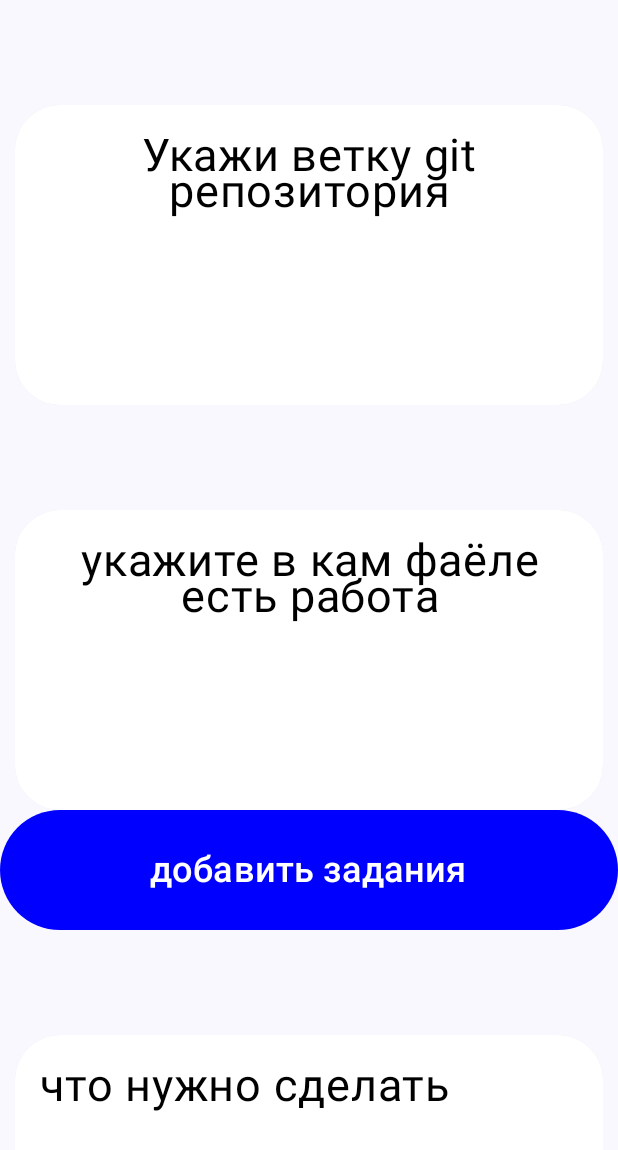
After one commit to ILYAPROKOFEV101/Code-with-Friends, an Android app built with Jetpack Compose: the Addtask screen opened directly, with no data from a screen before it, on a phone screen of 412 x 824 dp. The commit adds this screen. Shown: the top 1150 px of the screen. Run offline under Robolectric (Android 15) with nearby library versions, the phone set to English and light mode, and no system bars; our stand-ins replace Firebase (no records; nobody signed in at launch, a user with empty details on screens opened directly); network calls fail.

Commit message:
Add photo

```diff
--- a/app/src/main/AndroidManifest.xml
+++ b/app/src/main/AndroidManifest.xml
@@ -18,8 +18,14 @@
         android:label="@string/app_name"
         android:roundIcon="@mipmap/ic_launcher_round"
         android:supportsRtl="true"
+        android:usesCleartextTraffic="true"
         android:theme="@style/Theme.CodeWithFriends"
         tools:targetApi="31">
+        <activity
+            android:name=".firebase.Addtask"
+            android:exported="false"
+            android:label="@string/title_activity_addtask"
+            android:theme="@style/Theme.CodeWithFriends" />
         <activity
             android:name=".roomsetting.Roomsetting"
             android:exported="false"
--- a/app/src/main/java/com/example/codewithfriends/findroom/chats/Chat.kt
+++ b/app/src/main/java/com/example/codewithfriends/findroom/chats/Chat.kt
@@ -128,10 +128,10 @@ class Chat : ComponentActivity() {
                 userData = googleAuthUiClient.getSignedInUser()
             )
 
-            getData(storedRoomId!!, "$id" ,"$name",)
+
 
             if (storedRoomId != null) {
-
+                getData(storedRoomId!!, "$id" ,"$name",)
 
                 Join(storedRoomId!!, "$id", "$name", "$img", show.value, "$name")
 
@@ -507,4 +507,5 @@ class Chat : ComponentActivity() {
                 }
             }
         }
+
     }
--- /dev/null
+++ b/app/src/main/java/com/example/codewithfriends/firebase/Addtask.kt
@@ -0,0 +1,367 @@
+package com.example.codewithfriends.firebase
+
+import android.content.Intent
+import android.net.Uri
+import android.os.Bundle
+import android.util.Log
+import androidx.activity.ComponentActivity
+import androidx.activity.compose.setContent
+import androidx.activity.result.contract.ActivityResultContracts
+import androidx.compose.foundation.layout.Box
+import androidx.compose.foundation.layout.Spacer
+import androidx.compose.foundation.layout.fillMaxSize
+import androidx.compose.foundation.layout.fillMaxWidth
+import androidx.compose.foundation.layout.height
+import androidx.compose.foundation.layout.padding
+import androidx.compose.foundation.lazy.LazyColumn
+import androidx.compose.foundation.shape.RoundedCornerShape
+import androidx.compose.foundation.text.KeyboardActions
+import androidx.compose.foundation.text.KeyboardOptions
+import androidx.compose.material3.Button
+import androidx.compose.material3.ButtonDefaults
+import androidx.compose.material3.Card
+import androidx.compose.material3.ExperimentalMaterial3Api
+import androidx.compose.material3.MaterialTheme
+import androidx.compose.material3.Surface
+import androidx.compose.material3.Text
+import androidx.compose.material3.TextField
+import androidx.compose.material3.TextFieldDefaults
+import androidx.compose.runtime.Composable
+import androidx.compose.runtime.getValue
+import androidx.compose.runtime.mutableStateOf
+import androidx.compose.runtime.remember
+import androidx.compose.runtime.setValue
+import androidx.compose.ui.ExperimentalComposeUiApi
+import androidx.compose.ui.Modifier
+import androidx.compose.ui.draw.clip
+import androidx.compose.ui.graphics.Color
+import androidx.compose.ui.platform.LocalSoftwareKeyboardController
+import androidx.compose.ui.res.stringResource
+import androidx.compose.ui.text.TextStyle
+import androidx.compose.ui.text.input.ImeAction
+import androidx.compose.ui.text.input.KeyboardType
+import androidx.compose.ui.text.style.TextAlign
+import androidx.compose.ui.tooling.preview.Preview
+import androidx.compose.ui.unit.dp
+import androidx.compose.ui.unit.sp
+import com.example.codewithfriends.R
+import com.example.codewithfriends.findroom.FindRoom
+import com.example.codewithfriends.firebase.ui.theme.CodeWithFriendsTheme
+import com.example.reaction.logik.PreferenceHelper
+import com.google.firebase.database.ktx.database
+import com.google.firebase.ktx.Firebase
+import com.google.firebase.storage.FirebaseStorage
+import java.util.UUID
+
+class Addtask : ComponentActivity() {
+
+
+    var gitbreanch by mutableStateOf("")
+    var filename by mutableStateOf("")
+    var mession by mutableStateOf("")
+
+        private var storedRoomId: String? = null // Объявляем на уровне класса
+
+    private val pickImage = registerForActivityResult(ActivityResultContracts.GetContent()) { uri: Uri? ->
+        uri?.let { selectedImageUri ->
+            // Здесь вы можете загрузить изображение в Firebase Storage
+            uploadImageToFirebaseStorage(selectedImageUri, "gs://code-with-friends-73cde.appspot.com")
+        }
+    }
+
+    override fun onCreate(savedInstanceState: Bundle?) {
+
+        super.onCreate(savedInstanceState)
+
+        storedRoomId = PreferenceHelper.getRoomId(this)
+
+        setContent {
+            CodeWithFriendsTheme {
+                // A surface container using the 'background' color from the theme
+                Surface(
+                    modifier = Modifier.fillMaxSize(),
+                    color = MaterialTheme.colorScheme.background
+                ) {
+                    LazyColumn(modifier = Modifier.fillMaxSize()){
+                        item {
+                            addgitbreanch()
+                        }
+                        item {
+                            filename()
+                        }
+                        item {
+                            AddImage()
+                        }
+                        item {
+                            whatineedtodo()
+                        }
+                        item {
+                            addtask(storedRoomId!!)
+                        }
+
+                    }
+
+                }
+            }
+        }
+    }
+    @Preview(showBackground = true)
+    @OptIn(ExperimentalMaterial3Api::class, ExperimentalComposeUiApi::class)
+    @Composable
+    fun addgitbreanch(){
+        val keyboardControllers = LocalSoftwareKeyboardController.current
+        var showtext by remember {
+            mutableStateOf(false) }
+
+        Spacer(modifier = Modifier.height(50.dp))
+
+        Card(modifier = Modifier
+            .fillMaxWidth()
+            .padding(top = 20.dp, start = 10.dp, end = 10.dp)
+            .clip(RoundedCornerShape(30.dp))
+            .height(200.dp)
+        ){
+            TextField(modifier = Modifier.fillMaxSize(),
+                value = gitbreanch, // Текущее значение текста в поле
+                onValueChange = { gitbreanch = it }, // Обработчик изменения текста, обновляющий переменную "text"
+                textStyle = TextStyle(fontSize = 24.sp),
+                // textStyle = TextStyle.Default, // Стиль текста, используемый в поле ввода (используется стандартный стиль)
+
+                colors = TextFieldDefaults.textFieldColors(
+                    focusedIndicatorColor = Color.Transparent, // Цвет индикатора при фокусе на поле (прозрачный - отключает индикатор)
+                    unfocusedIndicatorColor = Color.Transparent, // Цвет индикатора при потере фокуса на поле (прозрачный - отключает индикатор)
+                    disabledIndicatorColor = Color.Transparent, // Цвет индикатора, когда поле неактивно (прозрачный - отключает индикатор)
+                    containerColor = Color.White
+                ),
+                label = { // Метка, которая отображается над полем ввода
+                    Text(
+                        text = if (!showtext) stringResource(id = R.string.breanch) else "",
+                        fontSize = 30.sp,
+                        color = Color.Black,
+                        textAlign = TextAlign.Center
+                    )
+
+                },
+
+                keyboardOptions = KeyboardOptions(
+                    imeAction = ImeAction.Done, // Действие на кнопке "Готово" на клавиатуре (закрытие клавиатуры)
+                    keyboardType = KeyboardType.Text // Тип клавиатуры (обычный текст)
+                ),
+
+                keyboardActions = KeyboardActions(
+                    onDone = {
+                        keyboardControllers?.hide() // Обработчик действия при нажатии на кнопку "Готово" на клавиатуре (скрыть клавиатуру)
+                        if (gitbreanch != "") {
+                            showtext = !showtext
+                        }
+
+                    }
+                ),
+
+                )
+        }
+
+    }
+
+    @Preview(showBackground = true)
+    @OptIn(ExperimentalMaterial3Api::class, ExperimentalComposeUiApi::class)
+    @Composable
+    fun filename(){
+        val keyboardControllers = LocalSoftwareKeyboardController.current
+        var showtext by remember {
+            mutableStateOf(false) }
+
+        Spacer(modifier = Modifier.height(50.dp))
+
+        Card(modifier = Modifier
+            .fillMaxWidth()
+            .padding(top = 20.dp, start = 10.dp, end = 10.dp)
+            .clip(RoundedCornerShape(30.dp))
+            .height(200.dp)
+        ){
+            TextField(modifier = Modifier.fillMaxSize(),
+                value = filename, // Текущее значение текста в поле
+                onValueChange = { filename = it }, // Обработчик изменения текста, обновляющий переменную "text"
+                textStyle = TextStyle(fontSize = 24.sp),
+                // textStyle = TextStyle.Default, // Стиль текста, используемый в поле ввода (используется стандартный стиль)
+
+                colors = TextFieldDefaults.textFieldColors(
+                    focusedIndicatorColor = Color.Transparent, // Цвет индикатора при фокусе на поле (прозрачный - отключает индикатор)
+                    unfocusedIndicatorColor = Color.Transparent, // Цвет индикатора при потере фокуса на поле (прозрачный - отключает индикатор)
+                    disabledIndicatorColor = Color.Transparent, // Цвет индикатора, когда поле неактивно (прозрачный - отключает индикатор)
+                    containerColor = Color.White
+                ),
+                label = { // Метка, которая отображается над полем ввода
+                    Text(
+                        text = if (!showtext) stringResource(id = R.string.filename) else "",
+                        fontSize = 30.sp,
+                        color = Color.Black,
+                        textAlign = TextAlign.Center
+                    )
+
+                },
+
+                keyboardOptions = KeyboardOptions(
+                    imeAction = ImeAction.Done, // Действие на кнопке "Готово" на клавиатуре (закрытие клавиатуры)
+                    keyboardType = KeyboardType.Text // Тип клавиатуры (обычный текст)
+                ),
+
+                keyboardActions = KeyboardActions(
+                    onDone = {
+                        keyboardControllers?.hide() // Обработчик действия при нажатии на кнопку "Готово" на клавиатуре (скрыть клавиатуру)
+                        if (filename != "") {
+                            showtext = !showtext
+                        }
+
+                    }
+                ),
+                )
+        }
+
+    }
+
+
+    @Composable
+    fun AddImage() {
+        Button(
+            colors = ButtonDefaults.buttonColors(Color.Blue),
+            onClick = {
+                // Запуск активности выбора изображения
+                pickImage.launch("image/*")
+            },
+            modifier = Modifier
+                .fillMaxWidth()
+                .height(80.dp)
+                .clip(RoundedCornerShape(1.dp))
+        ) {
+            Text(text = stringResource(id = R.string.Addtask), fontSize = 24.sp)
+        }
+    }
+
+
+
+    @Preview(showBackground = true)
+    @OptIn(ExperimentalMaterial3Api::class, ExperimentalComposeUiApi::class)
+    @Composable
+    fun whatineedtodo(){
+        val keyboardControllers = LocalSoftwareKeyboardController.current
+        var showtext by remember {
+            mutableStateOf(false) }
+
+        Spacer(modifier = Modifier.height(50.dp))
+
+        Card(modifier = Modifier
+            .fillMaxWidth()
+            .padding(top = 20.dp, start = 10.dp, end = 10.dp)
+            .clip(RoundedCornerShape(30.dp))
+            .height(200.dp)
+        ){
+            TextField(modifier = Modifier.fillMaxSize(),
+                value = mession, // Текущее значение текста в поле
+                onValueChange = { mession = it }, // Обработчик изменения текста, обновляющий переменную "text"
+                textStyle = TextStyle(fontSize = 24.sp),
+                // textStyle = TextStyle.Default, // Стиль текста, используемый в поле ввода (используется стандартный стиль)
+
+                colors = TextFieldDefaults.textFieldColors(
+                    focusedIndicatorColor = Color.Transparent, // Цвет индикатора при фокусе на поле (прозрачный - отключает индикатор)
+                    unfocusedIndicatorColor = Color.Transparent, // Цвет индикатора при потере фокуса на поле (прозрачный - отключает индикатор)
+                    disabledIndicatorColor = Color.Transparent, // Цвет индикатора, когда поле неактивно (прозрачный - отключает индикатор)
+                    containerColor = Color.White
+                ),
+                label = { // Метка, которая отображается над полем ввода
+                    Text(
+                        text = if (!showtext) stringResource(id = R.string.mission) else "",
+                        fontSize = 30.sp,
+                        color = Color.Black,
+                        textAlign = TextAlign.Center
+                    )
+
+                },
+
+                keyboardOptions = KeyboardOptions(
+                    imeAction = ImeAction.Done, // Действие на кнопке "Готово" на клавиатуре (закрытие клавиатуры)
+                    keyboardType = KeyboardType.Text // Тип клавиатуры (обычный текст)
+                ),
+
+                keyboardActions = KeyboardActions(
+                    onDone = {
+                        keyboardControllers?.hide() // Обработчик действия при нажатии на кнопку "Готово" на клавиатуре (скрыть клавиатуру)
+                        if (mession != "") {
+                            showtext = !showtext
+                        }
+
+                    }
+                ),
+
+                )
+        }
+
+
+
+    }
+
+
+    @Composable
+    fun addtask(roomid: String){
+        Button(
+            colors = ButtonDefaults.buttonColors(Color.Blue),
+            onClick = {
+
+
+                 val database = Firebase.database("https://code-with-friends-73cde-default-rtdb.europe-west1.firebasedatabase.app/")
+               // val database = Firebase.database(stringResource(id = R.string.DataBase))
+                val myRef = database.getReference("tasks").child("$roomid")
+
+                val values = mapOf(
+                    "gitbranch" to gitbreanch,
+                    "filename" to filename,
+                    "mession" to mession
+                )
+
+                myRef.setValue(values)
+                      }
+            ,
+            modifier = Modifier
+                .fillMaxWidth()
+                .height(80.dp)
+                //.background(creatroom)
+
+                .clip(RoundedCornerShape(1.dp))
+        ) {
+            Text(text = stringResource(id = R.string.Addtask),fontSize = 24.sp)
+        }
+    }
+
+    private fun uploadImageToFirebaseStorage(selectedImageUri: Uri, roomid: String) {
+        val storage = FirebaseStorage.getInstance()
+        val storageRef = storage.reference
+
+        // Создайте уникальное имя для изображения, чтобы избежать перезаписи
+        val imageName = UUID.randomUUID().toString()
+        val imageRef = storageRef.child("images/$imageName")
+
+        val uploadTask = imageRef.putFile(selectedImageUri)
+
+        uploadTask.continueWithTask { task ->
+            if (!task.isSuccessful) {
+                task.exception?.let {
+                    throw it
+                }
+            }
+            // Получите URL загруженного изображения
+            imageRef.downloadUrl
+        }.addOnCompleteListener { task ->
+            if (task.isSuccessful) {
+                val downloadUri = task.result
+                // Теперь вы можете сохранить этот URL в базе данных Firebase Realtime Database
+                // или использовать его по своему усмотрению
+            } else {
+                // Обработка ошибок загрузки
+            }
+        }
+    }
+
+
+
+
+}
--- /dev/null
+++ b/app/src/main/java/com/example/codewithfriends/firebase/ui/theme/Theme.kt
@@ -0,0 +1,70 @@
+package com.example.codewithfriends.firebase.ui.theme
+
+import android.app.Activity
+import android.os.Build
+import androidx.compose.foundation.isSystemInDarkTheme
+import androidx.compose.material3.MaterialTheme
+import androidx.compose.material3.darkColorScheme
+import androidx.compose.material3.dynamicDarkColorScheme
+import androidx.compose.material3.dynamicLightColorScheme
+import androidx.compose.material3.lightColorScheme
+import androidx.compose.runtime.Composable
+import androidx.compose.runtime.SideEffect
+import androidx.compose.ui.graphics.toArgb
+import androidx.compose.ui.platform.LocalContext
+import androidx.compose.ui.platform.LocalView
+import androidx.core.view.WindowCompat
+
+private val DarkColorScheme = darkColorScheme(
+    primary = Purple80,
+    secondary = PurpleGrey80,
+    tertiary = Pink80
+)
+
+private val LightColorScheme = lightColorScheme(
+    primary = Purple40,
+    secondary = PurpleGrey40,
+    tertiary = Pink40
+
+    /* Other default colors to override
+    background = Color(0xFFFFFBFE),
+    surface = Color(0xFFFFFBFE),
+    onPrimary = Color.White,
+    onSecondary = Color.White,
+    onTertiary = Color.White,
+    onBackground = Color(0xFF1C1B1F),
+    onSurface = Color(0xFF1C1B1F),
+    */
+)
+
+@Composable
+fun CodeWithFriendsTheme(
+    darkTheme: Boolean = isSystemInDarkTheme(),
+    // Dynamic color is available on Android 12+
+    dynamicColor: Boolean = true,
+    content: @Composable () -> Unit
+) {
+    val colorScheme = when {
+        dynamicColor && Build.VERSION.SDK_INT >= Build.VERSION_CODES.S -> {
+            val context = LocalContext.current
+            if (darkTheme) dynamicDarkColorScheme(context) else dynamicLightColorScheme(context)
+        }
+
+        darkTheme -> DarkColorScheme
+        else -> LightColorScheme
+    }
+    val view = LocalView.current
+    if (!view.isInEditMode) {
+        SideEffect {
+            val window = (view.context as Activity).window
+            window.statusBarColor = colorScheme.primary.toArgb()
+            WindowCompat.getInsetsController(window, view).isAppearanceLightStatusBars = darkTheme
+        }
+    }
+
+    MaterialTheme(
+        colorScheme = colorScheme,
+        typography = Typography,
+        content = content
+    )
+}
--- /dev/null
+++ b/app/src/main/java/com/example/codewithfriends/firebase/ui/theme/Type.kt
@@ -0,0 +1,34 @@
+package com.example.codewithfriends.firebase.ui.theme
+
+import androidx.compose.material3.Typography
+import androidx.compose.ui.text.TextStyle
+import androidx.compose.ui.text.font.FontFamily
+import androidx.compose.ui.text.font.FontWeight
+import androidx.compose.ui.unit.sp
+
+// Set of Material typography styles to start with
+val Typography = Typography(
+    bodyLarge = TextStyle(
+        fontFamily = FontFamily.Default,
+        fontWeight = FontWeight.Normal,
+        fontSize = 16.sp,
+        lineHeight = 24.sp,
+        letterSpacing = 0.5.sp
+    )
+    /* Other default text styles to override
+    titleLarge = TextStyle(
+        fontFamily = FontFamily.Default,
+        fontWeight = FontWeight.Normal,
+        fontSize = 22.sp,
+        lineHeight = 28.sp,
+        letterSpacing = 0.sp
+    ),
+    labelSmall = TextStyle(
+        fontFamily = FontFamily.Default,
+        fontWeight = FontWeight.Medium,
+        fontSize = 11.sp,
+        lineHeight = 16.sp,
+        letterSpacing = 0.5.sp
+    )
+    */
+)
--- a/app/src/main/res/values/strings.xml
+++ b/app/src/main/res/values/strings.xml
@@ -2,6 +2,12 @@
     <string name="app_name">Code with Friends</string>
     <string name="web_client_id">723880678401-e36qj2dcmalhhnp8brc81r5kaiqgr6lb.apps.googleusercontent.com</string>
     <string name="title_activity_main_menu">Main_menu</string>
+    <string name="DataBase">https://code-with-friends-73cde-default-rtdb.europe-west1.firebasedatabase.app/</string>
+    <string name="breanch">Укажи ветку git репозитория </string>
+    <string name="filename">укажите в кам фаёле есть работа </string>
+    <string name="mission">что нужно сделать</string>
+    <string name="Addtask">добавить задания </string>
+
     <string name="reactionresult">Reaction Result</string>
     <string name="singout">Sign out</string>
     <string name="bestresult">Best Result</string>
@@ -75,4 +81,5 @@
     <string name="title_activity_find_room">FindRoom</string>
     <string name="title_activity_chat">Chat</string>
     <string name="title_activity_roomsetting">Roomsetting</string>
+    <string name="title_activity_addtask">Addtask</string>
 </resources>
```
Also changed, not shown: app/build.gradle (+7 -0 lines), app/src/main/java/com/example/codewithfriends/firebase/ui/theme/Color.kt (added, +11 -0 lines), app/src/main/java/com/example/codewithfriends/roomsetting/Roomsetting.kt (+40 -6 lines).
